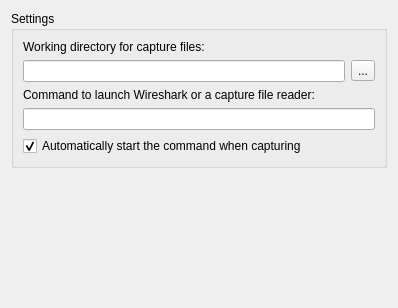
Before: the Qt Designer form src/GNS3/Ui/ConfigurationPages/Form_PreferencesCapture.ui in GNS3/gns3-legacy, drawn with Qt 5.
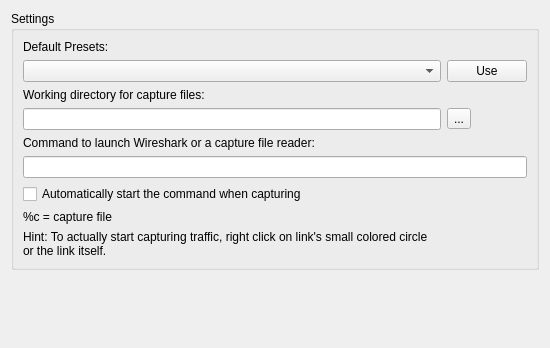
After: the same form once the commit is applied.

The edit to the form file:
```diff
--- a/src/GNS3/Ui/ConfigurationPages/Form_PreferencesCapture.ui
+++ b/src/GNS3/Ui/ConfigurationPages/Form_PreferencesCapture.ui
@@ -1,12 +1,12 @@
 <ui version="4.0" >
  <class>PreferencesCapture</class>
- <widget class="QWidget" name="PreferencesCapture" >
-  <property name="geometry" >
+ <widget class="QWidget" name="PreferencesCapture">
+  <property name="geometry">
    <rect>
     <x>0</x>
     <y>0</y>
-    <width>398</width>
-    <height>308</height>
+    <width>550</width>
+    <height>348</height>
    </rect>
   </property>
   <property name="windowTitle" >
@@ -18,10 +18,10 @@
      <property name="title" >
       <string>Settings</string>
      </property>
-     <layout class="QGridLayout" >
-      <item row="0" column="0" colspan="2" >
-       <widget class="QLabel" name="label" >
-        <property name="enabled" >
+     <layout class="QGridLayout">
+      <item row="2" column="0" colspan="2">
+       <widget class="QLabel" name="label">
+        <property name="enabled">
          <bool>true</bool>
         </property>
         <property name="text" >
@@ -29,22 +29,12 @@
         </property>
        </widget>
       </item>
-      <item row="1" column="0" >
-       <widget class="QLineEdit" name="CaptureWorkingDirectory" />
+      <item row="3" column="0">
+       <widget class="QLineEdit" name="CaptureWorkingDirectory"/>
       </item>
-      <item row="1" column="1" >
-       <widget class="QToolButton" name="CaptureWorkingDirectory_Browser" >
-        <property name="text" >
-         <string>...</string>
-        </property>
-        <property name="toolButtonStyle" >
-         <enum>Qt::ToolButtonTextOnly</enum>
-        </property>
-       </widget>
-      </item>
-      <item row="2" column="0" colspan="2" >
-       <widget class="QLabel" name="label_2" >
-        <property name="enabled" >
+      <item row="4" column="0" colspan="2">
+       <widget class="QLabel" name="label_2">
+        <property name="enabled">
          <bool>true</bool>
         </property>
         <property name="text" >
@@ -52,16 +42,64 @@
         </property>
        </widget>
       </item>
-      <item row="3" column="0" colspan="2" >
-       <widget class="QLineEdit" name="CaptureCommand" />
+      <item row="5" column="0" colspan="2">
+       <widget class="QLineEdit" name="CaptureCommand"/>
       </item>
-      <item row="4" column="0" colspan="2" >
-       <widget class="QCheckBox" name="checkBoxStartCaptureCommand" >
-        <property name="text" >
+      <item row="6" column="0" colspan="2">
+       <widget class="QCheckBox" name="checkBoxStartCaptureCommand">
+        <property name="enabled">
+         <bool>true</bool>
+        </property>
+        <property name="text">
          <string>Automatically start the command when capturing</string>
         </property>
-        <property name="checked" >
-         <bool>true</bool>
+        <property name="checked">
+         <bool>false</bool>
+        </property>
+       </widget>
+      </item>
+      <item row="1" column="0">
+       <widget class="QComboBox" name="comboBoxPresets"/>
+      </item>
+      <item row="0" column="0" colspan="2">
+       <widget class="QLabel" name="label_3">
+        <property name="text">
+         <string>Default Presets:</string>
+        </property>
+       </widget>
+      </item>
+      <item row="1" column="1">
+       <widget class="QPushButton" name="pushButtonUsePresets">
+        <property name="text">
+         <string>Use</string>
+        </property>
+       </widget>
+      </item>
+      <item row="3" column="1">
+       <widget class="QToolButton" name="CaptureWorkingDirectory_Browser">
+        <property name="text">
+         <string>...</string>
+        </property>
+        <property name="toolButtonStyle">
+         <enum>Qt::ToolButtonTextOnly</enum>
+        </property>
+       </widget>
+      </item>
+      <item row="8" column="0" colspan="2">
+       <widget class="QLabel" name="label_4">
+        <property name="toolTip">
+         <string>Hint: To actually start capturing traffic, right click on link's small colored circle.</string>
+        </property>
+        <property name="text">
+         <string>Hint: To actually start capturing traffic, right click on link's small colored circle
+or the link itself.</string>
+        </property>
+       </widget>
+      </item>
+      <item row="7" column="0">
+       <widget class="QLabel" name="label_5">
+        <property name="text">
+         <string>%c = capture file</string>
         </property>
        </widget>
       </item>
```
Left out of the diff: 19 changed lines with no effect on the pictures.
